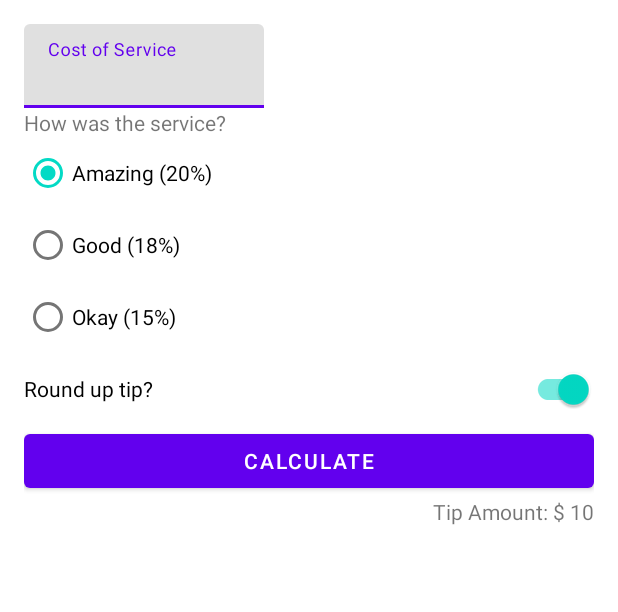
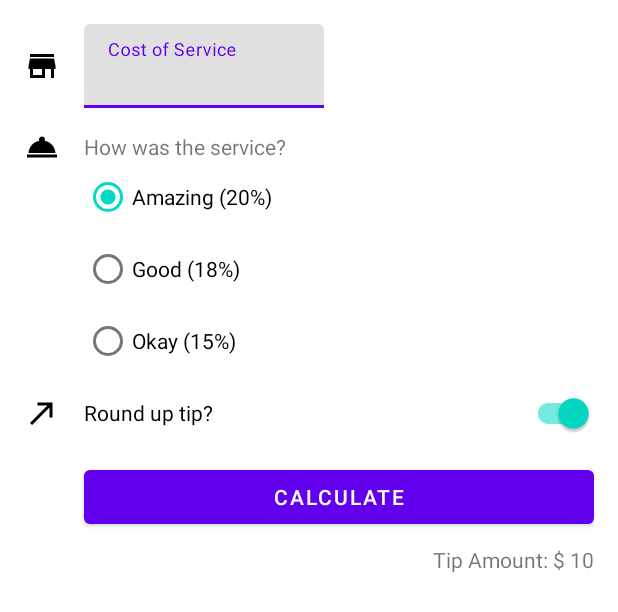
Before and after one commit to NaturalBug/tip-time, an Android app: the layout activity_main.xml on its own in the app's theme, with its tools: preview values and no code run, on a phone screen of 412 x 824 dp. Shown: the top 612 px of the screen. Run offline under Robolectric (Android 15) with nearby library versions, the phone set to English and light mode, and no system bars.

Commit message:
feat: add icons and modify layout

```diff
--- a/app/build.gradle
+++ b/app/build.gradle
@@ -14,6 +14,7 @@ android {
         versionName "1.0"
 
         testInstrumentationRunner "androidx.test.runner.AndroidJUnitRunner"
+        vectorDrawables.useSupportLibrary = true
     }
 
     buildTypes {
--- /dev/null
+++ b/app/src/main/res/drawable/ic_round_up.xml
@@ -0,0 +1,5 @@
+<vector android:autoMirrored="true" android:height="24dp"
+    android:tint="#000000" android:viewportHeight="24"
+    android:viewportWidth="24" android:width="24dp" xmlns:android="http://schemas.android.com/apk/res/android">
+    <path android:fillColor="@android:color/white" android:pathData="M9,5v2h6.59L4,18.59 5.41,20 17,8.41V15h2V5z"/>
+</vector>
--- /dev/null
+++ b/app/src/main/res/drawable/ic_service.xml
@@ -0,0 +1,5 @@
+<vector android:height="24dp" android:tint="#000000"
+    android:viewportHeight="24" android:viewportWidth="24"
+    android:width="24dp" xmlns:android="http://schemas.android.com/apk/res/android">
+    <path android:fillColor="@android:color/white" android:pathData="M2,17h20v2L2,19zM13.84,7.79c0.1,-0.24 0.16,-0.51 0.16,-0.79 0,-1.1 -0.9,-2 -2,-2s-2,0.9 -2,2c0,0.28 0.06,0.55 0.16,0.79C6.25,8.6 3.27,11.93 3,16h18c-0.27,-4.07 -3.25,-7.4 -7.16,-8.21z"/>
+</vector>
--- /dev/null
+++ b/app/src/main/res/drawable/ic_store.xml
@@ -0,0 +1,5 @@
+<vector android:height="24dp" android:tint="#000000"
+    android:viewportHeight="24" android:viewportWidth="24"
+    android:width="24dp" xmlns:android="http://schemas.android.com/apk/res/android">
+    <path android:fillColor="@android:color/white" android:pathData="M20,4L4,4v2h16L20,4zM21,14v-2l-1,-5L4,7l-1,5v2h1v6h10v-6h4v6h2v-6h1zM12,18L6,18v-4h6v4z"/>
+</vector>
--- a/app/src/main/res/layout/activity_main.xml
+++ b/app/src/main/res/layout/activity_main.xml
@@ -7,13 +7,23 @@
     android:padding="16dp"
     tools:context=".MainActivity">
 
+    <ImageView
+        android:id="@+id/icon_cost_of_service"
+        android:layout_width="wrap_content"
+        android:layout_height="wrap_content"
+        android:importantForAccessibility="no"
+        app:layout_constraintBottom_toBottomOf="@id/cost_of_service"
+        app:layout_constraintStart_toStartOf="parent"
+        app:layout_constraintTop_toTopOf="@id/cost_of_service"
+        app:srcCompat="@drawable/ic_store" />
+
     <com.google.android.material.textfield.TextInputLayout
         android:id="@+id/cost_of_service"
         android:layout_width="160dp"
         android:layout_height="wrap_content"
+        android:layout_marginStart="16dp"
         android:hint="@string/cost_of_service"
-
-        app:layout_constraintStart_toStartOf="parent"
+        app:layout_constraintStart_toEndOf="@id/icon_cost_of_service"
         app:layout_constraintTop_toTopOf="parent">
 
         <com.google.android.material.textfield.TextInputEditText
@@ -23,12 +33,24 @@
             android:inputType="numberDecimal" />
     </com.google.android.material.textfield.TextInputLayout>
 
+    <ImageView
+        android:id="@+id/icon_service_question"
+        android:layout_width="wrap_content"
+        android:layout_height="wrap_content"
+        android:importantForAccessibility="no"
+        app:layout_constraintBottom_toBottomOf="@id/service_question"
+        app:layout_constraintStart_toStartOf="parent"
+        app:layout_constraintTop_toTopOf="@id/service_question"
+        app:srcCompat="@drawable/ic_service" />
+
     <TextView
         android:id="@+id/service_question"
         android:layout_width="wrap_content"
         android:layout_height="wrap_content"
+        android:layout_marginStart="16dp"
+        android:layout_marginTop="16dp"
         android:text="@string/how_was_the_service"
-        app:layout_constraintStart_toStartOf="parent"
+        app:layout_constraintStart_toEndOf="@id/icon_service_question"
         app:layout_constraintTop_toBottomOf="@+id/cost_of_service" />
 
     <RadioGroup
@@ -37,7 +59,7 @@
         android:layout_height="wrap_content"
         android:checkedButton="@id/option_twenty_percent"
         android:orientation="vertical"
-        app:layout_constraintStart_toStartOf="parent"
+        app:layout_constraintStart_toStartOf="@id/service_question"
         app:layout_constraintTop_toBottomOf="@id/service_question">
 
         <RadioButton
@@ -59,29 +81,42 @@
             android:text="@string/okay_service" />
     </RadioGroup>
 
+    <ImageView
+        android:id="@+id/icon_round_up"
+        android:layout_width="wrap_content"
+        android:layout_height="wrap_content"
+        android:importantForAccessibility="no"
+        app:layout_constraintBottom_toBottomOf="@id/round_up_switch"
+        app:layout_constraintStart_toStartOf="parent"
+        app:layout_constraintTop_toTopOf="@id/round_up_switch"
+        app:srcCompat="@drawable/ic_round_up" />
+
     <com.google.android.material.switchmaterial.SwitchMaterial
         android:id="@+id/round_up_switch"
         android:layout_width="0dp"
         android:layout_height="wrap_content"
+        android:layout_marginStart="16dp"
         android:checked="true"
         android:text="@string/round_up_tip"
         app:layout_constraintEnd_toEndOf="parent"
-        app:layout_constraintStart_toStartOf="@id/tip_options"
+        app:layout_constraintStart_toEndOf="@id/icon_round_up"
         app:layout_constraintTop_toBottomOf="@id/tip_options" />
 
     <Button
         android:id="@+id/calculate_button"
         android:layout_width="0dp"
         android:layout_height="wrap_content"
+        android:layout_marginTop="8dp"
         android:text="@string/calculate"
         app:layout_constraintEnd_toEndOf="parent"
-        app:layout_constraintStart_toStartOf="parent"
+        app:layout_constraintStart_toStartOf="@id/round_up_switch"
         app:layout_constraintTop_toBottomOf="@id/round_up_switch" />
 
     <TextView
         android:id="@+id/tip_result"
         android:layout_width="wrap_content"
         android:layout_height="wrap_content"
+        android:layout_marginTop="8dp"
         app:layout_constraintEnd_toEndOf="parent"
         app:layout_constraintTop_toBottomOf="@id/calculate_button"
         tools:text="Tip Amount: $ 10" />
```
